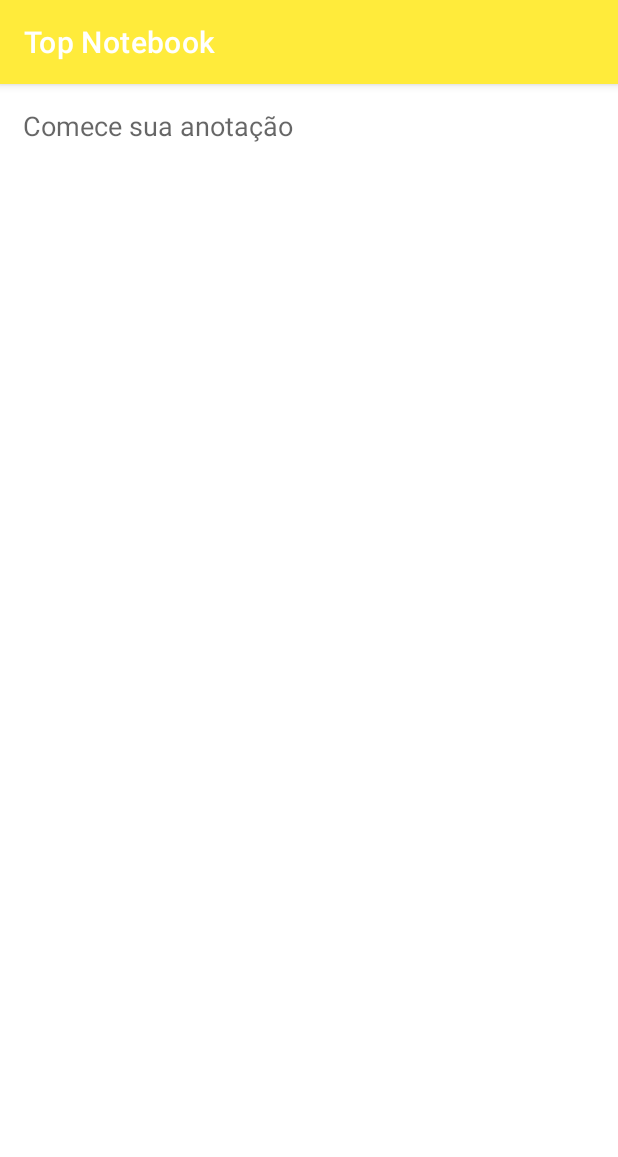
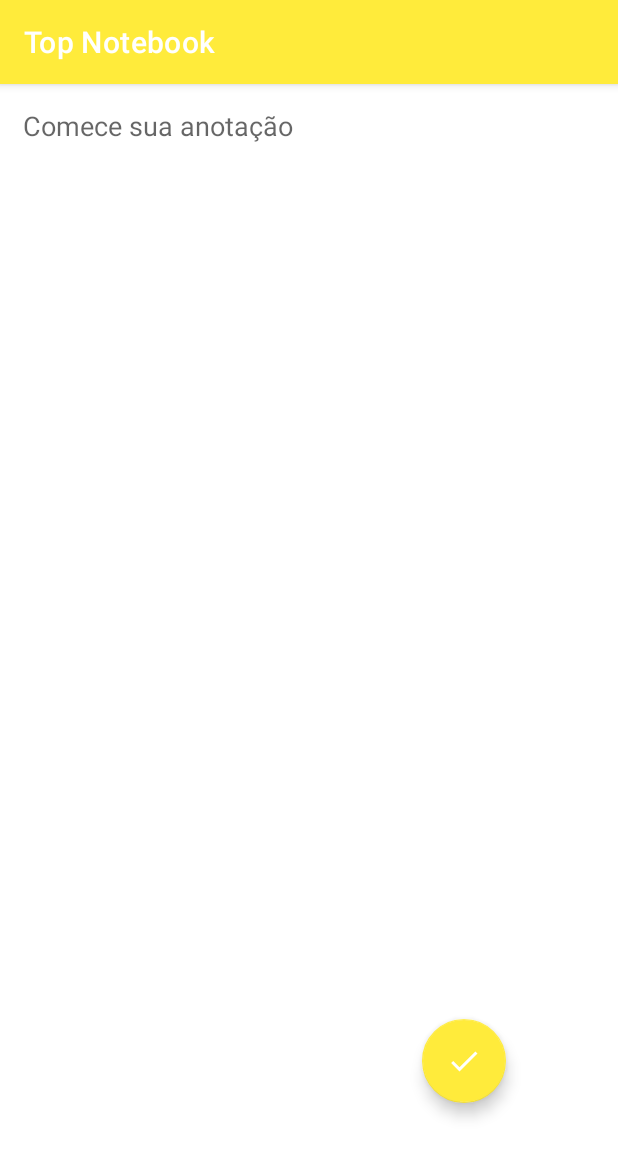
Before and after one commit to EnriqueIzel2/Top_Notebook, an Android app: the screen it shows after launch (MainActivity), on a phone screen of 412 x 824 dp. Shown: the top 1157 px of the screen. Run offline under Robolectric (Android 15) with nearby library versions, the phone set to English and light mode, and no system bars.

Commit message:
feat: add floatingActionButton

```diff
--- a/app/src/main/res/layout/activity_main.xml
+++ b/app/src/main/res/layout/activity_main.xml
@@ -24,4 +24,17 @@
         app:layout_constraintStart_toStartOf="parent"
         app:layout_constraintTop_toTopOf="parent" />
 
+    <com.google.android.material.floatingactionbutton.FloatingActionButton
+        android:id="@+id/btn_check"
+        android:layout_width="wrap_content"
+        android:layout_height="wrap_content"
+        android:clickable="true"
+        app:layout_constraintBottom_toBottomOf="@id/edit_annotation"
+        app:layout_constraintEnd_toEndOf="@id/edit_annotation"
+        app:layout_constraintHorizontal_bias="0.791"
+        app:layout_constraintStart_toStartOf="@id/edit_annotation"
+        app:layout_constraintTop_toTopOf="@id/edit_annotation"
+        app:layout_constraintVertical_bias="0.875"
+        app:srcCompat="@drawable/ic_check" />
+
 </androidx.constraintlayout.widget.ConstraintLayout>
```
